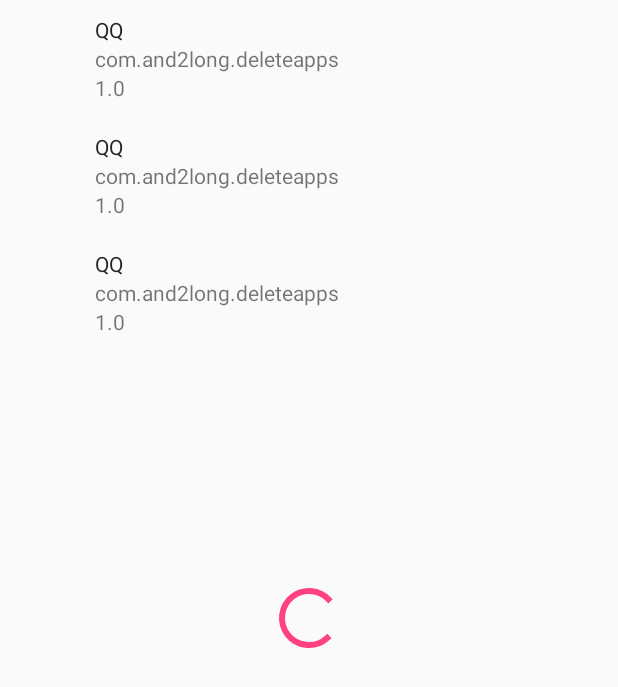
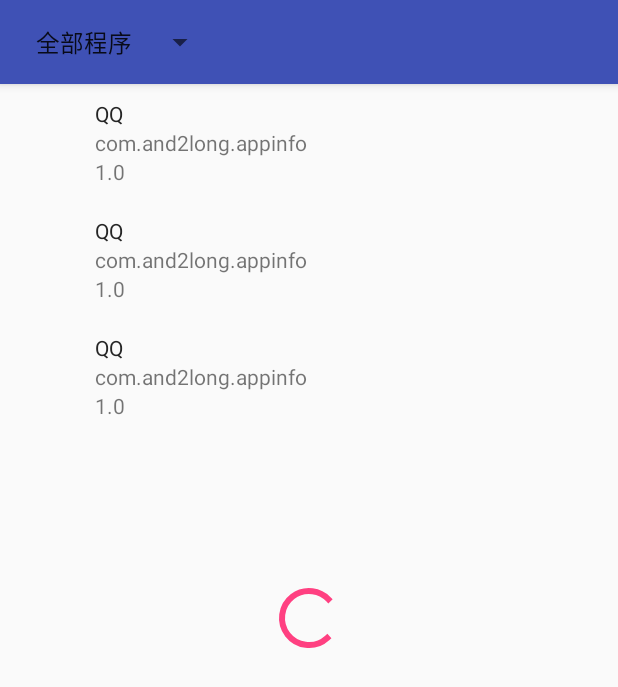
Before and after one commit to and2long/AppInfo, an Android app: the layout activity_main.xml on its own in the app's theme, with its tools: preview values and no code run, on a phone screen of 412 x 824 dp. Shown: the top 687 px of the screen. Run offline under Robolectric (Android 15) with nearby library versions, the phone set to English and light mode, and no system bars.

Commit message:
支持查看系统程序和用户程序

```diff
--- a/app/src/main/java/com/and2long/deleteapps/AppAdapter.java
+++ b/app/src/main/java/com/and2long/appinfo/AppAdapter.java
@@ -1,4 +1,4 @@
-package com.and2long.deleteapps;
+package com.and2long.appinfo;
 
 import android.content.Context;
 
--- a/app/src/main/java/com/and2long/deleteapps/AppInfo.kt
+++ b/app/src/main/java/com/and2long/appinfo/AppInfo.kt
@@ -1,4 +1,4 @@
-package com.and2long.deleteapps
+package com.and2long.appinfo
 
 import android.graphics.drawable.Drawable
 
--- a/app/src/main/res/layout/activity_main.xml
+++ b/app/src/main/res/layout/activity_main.xml
@@ -6,12 +6,29 @@
     android:layout_height="match_parent"
     tools:context=".MainActivity">
 
+    <androidx.appcompat.widget.Toolbar
+        android:id="@+id/toolBar"
+        android:layout_width="match_parent"
+        android:layout_height="wrap_content"
+        android:background="@color/colorPrimary"
+        android:elevation="4dp"
+        app:layout_constraintTop_toTopOf="parent">
+
+        <Spinner
+            android:id="@+id/spinner"
+            android:layout_width="wrap_content"
+            android:layout_height="wrap_content"
+            android:entries="@array/options_main" />
+    </androidx.appcompat.widget.Toolbar>
+
     <androidx.recyclerview.widget.RecyclerView
         android:id="@+id/app_list"
         android:layout_width="match_parent"
-        android:layout_height="match_parent"
+        android:layout_height="0dp"
         android:scrollbars="vertical"
         app:layoutManager="androidx.recyclerview.widget.LinearLayoutManager"
+        app:layout_constraintBottom_toBottomOf="parent"
+        app:layout_constraintTop_toBottomOf="@id/toolBar"
         tools:listitem="@layout/item_app_info" />
 
     <ProgressBar
--- a/app/src/main/res/layout/item_app_info.xml
+++ b/app/src/main/res/layout/item_app_info.xml
@@ -34,7 +34,7 @@
         app:layout_constraintEnd_toEndOf="parent"
         app:layout_constraintStart_toEndOf="@+id/iv_icon"
         app:layout_constraintTop_toBottomOf="@id/tv_name"
-        tools:text="com.and2long.deleteapps" />
+        tools:text="com.and2long.appinfo" />
 
     <TextView
         android:id="@+id/tv_ver_name"
--- /dev/null
+++ b/app/src/main/res/values/arrays.xml
@@ -0,0 +1,8 @@
+<?xml version="1.0" encoding="utf-8"?>
+<resources>
+    <string-array name="options_main">
+        <item>全部程序</item>
+        <item>用户程序</item>
+        <item>系统程序</item>
+    </string-array>
+</resources>
--- a/app/src/main/res/values/strings.xml
+++ b/app/src/main/res/values/strings.xml
@@ -1,4 +1,4 @@
 <resources>
-    <string name="app_name">DeleteApps</string>
+    <string name="app_name">AppInfo</string>
     <string name="refresh">刷新</string>
 </resources>
--- a/app/src/main/res/values/styles.xml
+++ b/app/src/main/res/values/styles.xml
@@ -1,7 +1,7 @@
 <resources>
 
     <!-- Base application theme. -->
-    <style name="AppTheme" parent="Theme.AppCompat.Light.DarkActionBar">
+    <style name="AppTheme" parent="Theme.AppCompat.Light.NoActionBar">
         <!-- Customize your theme here. -->
         <item name="colorPrimary">@color/colorPrimary</item>
         <item name="colorPrimaryDark">@color/colorPrimaryDark</item>
```
Also changed, not shown: app/build.gradle (+5 -3 lines), app/src/main/AndroidManifest.xml (+6 -3 lines), app/src/main/java/com/and2long/appinfo/App.kt (added, +14 -0 lines), app/src/main/java/com/and2long/appinfo/MainActivity.kt (renamed from app/src/main/java/com/and2long/deleteapps/MainActivity.kt, +52 -29 lines), 4 other files.
